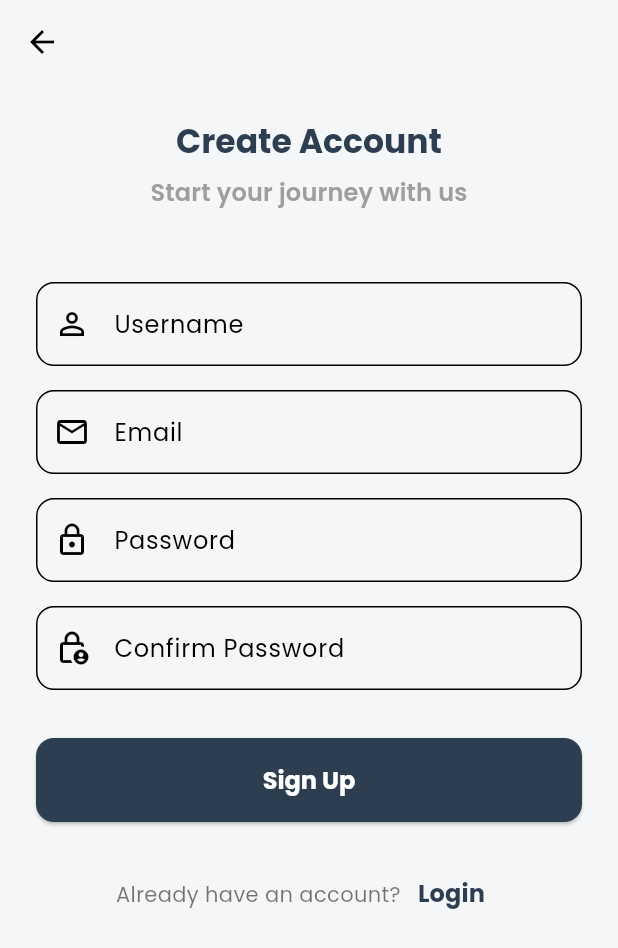
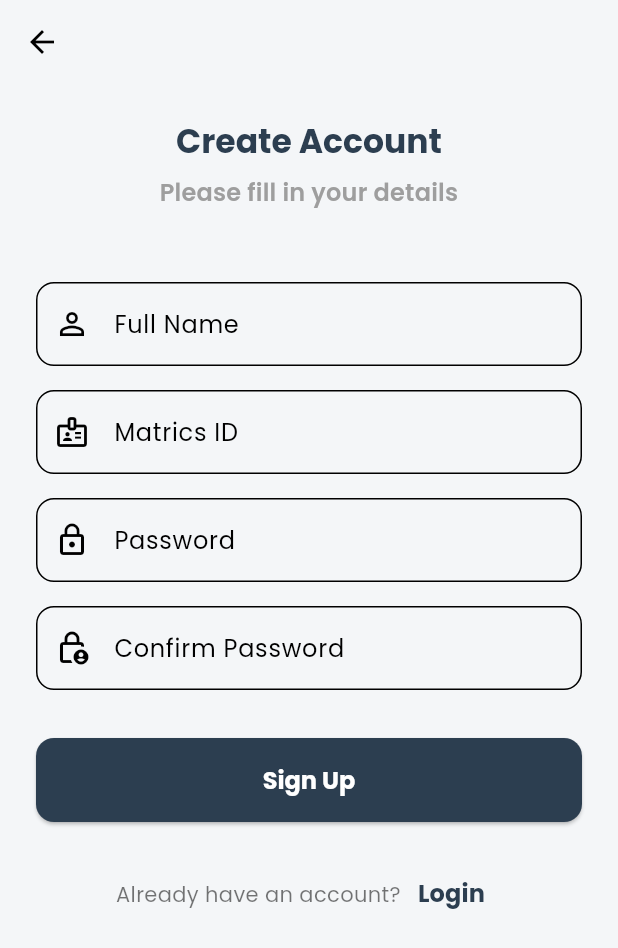
Before and after one commit to ShifyMeow/final_commutrade, a Flutter app: the screen it shows after launch, after a tap on "Sign Up", on a phone screen of 412 x 824 dp. Shown: the top 948 px of the screen. Run offline on Flutter 3.47's test engine with Material 3 defaults, Android fonts, the phone set to English and light mode, and no system bars; our stand-ins replace google_fonts.

Commit message:
Refactor: Update auth screens to use Matrics ID instead of Email

```diff
--- a/lib/screens/auth/login_screen.dart
+++ b/lib/screens/auth/login_screen.dart
@@ -1,5 +1,5 @@
 import 'package:final_commutrade/screens/auth/register_screen.dart';
-import 'package:final_commutrade/screens/main_screen.dart'; // NEW import
+import 'package:final_commutrade/screens/main_screen.dart';
 import 'package:flutter/material.dart';
 
 class LoginScreen extends StatelessWidget {
@@ -27,18 +27,18 @@ class LoginScreen extends StatelessWidget {
                 ),
                 const SizedBox(height: 8),
                 Text(
-                  'Sign in to your account',
+                  'Sign in with your Matrics ID',
                   style: textTheme.titleMedium?.copyWith(color: Colors.grey),
                   textAlign: TextAlign.center,
                 ),
                 const SizedBox(height: 48),
 
-                // --- Email Field ---
+                // --- Matrics ID Field ---
                 TextField(
-                  keyboardType: TextInputType.emailAddress,
+                  keyboardType: TextInputType.text,
                   decoration: InputDecoration(
-                    labelText: 'Email',
-                    prefixIcon: const Icon(Icons.email_outlined),
+                    labelText: 'Matrics ID',
+                    prefixIcon: const Icon(Icons.badge_outlined),
                     border: OutlineInputBorder(
                       borderRadius: BorderRadius.circular(12.0),
                     ),
@@ -68,9 +68,6 @@ class LoginScreen extends StatelessWidget {
                     ),
                   ),
                   onPressed: () {
-                    // *** THE CHANGE IS HERE ***
-                    // Placeholder for login logic
-                    // Navigate to the main app screen, replacing the login screen
                     Navigator.of(context).pushReplacement(
                       MaterialPageRoute(
                         builder: (context) => const MainScreen(),
@@ -91,7 +88,6 @@ class LoginScreen extends StatelessWidget {
                     const Text("Don't have an account?"),
                     TextButton(
                       onPressed: () {
-                        // Navigate to the RegisterScreen
                         Navigator.of(context).push(
                           MaterialPageRoute(
                             builder: (context) => const RegisterScreen(),
--- a/lib/screens/auth/register_screen.dart
+++ b/lib/screens/auth/register_screen.dart
@@ -10,7 +10,6 @@ class RegisterScreen extends StatelessWidget {
 
     return Scaffold(
       appBar: AppBar(
-        // This AppBar provides an automatic back button to navigate to the Login screen
         backgroundColor: Colors.transparent,
         elevation: 0,
         iconTheme: IconThemeData(color: theme.colorScheme.onBackground),
@@ -18,7 +17,6 @@ class RegisterScreen extends StatelessWidget {
       body: SafeArea(
         child: SingleChildScrollView(
           child: Padding(
-            // Reduced vertical padding to account for the AppBar's height
             padding: const EdgeInsets.symmetric(horizontal: 24.0, vertical: 24.0),
             child: Column(
               mainAxisAlignment: MainAxisAlignment.center,
@@ -32,16 +30,16 @@ class RegisterScreen extends StatelessWidget {
                 ),
                 const SizedBox(height: 8),
                 Text(
-                  'Start your journey with us',
+                  'Please fill in your details',
                   style: textTheme.titleMedium?.copyWith(color: Colors.grey),
                   textAlign: TextAlign.center,
                 ),
                 const SizedBox(height: 48),
 
-                // --- Username Field ---
+                // --- Full Name Field ---
                 TextField(
                   decoration: InputDecoration(
-                    labelText: 'Username',
+                    labelText: 'Full Name',
                     prefixIcon: const Icon(Icons.person_outline),
                     border: OutlineInputBorder(
                       borderRadius: BorderRadius.circular(12.0),
@@ -50,12 +48,13 @@ class RegisterScreen extends StatelessWidget {
                 ),
                 const SizedBox(height: 16),
 
-                // --- Email Field ---
+                // --- Matrics ID Field ---
                 TextField(
-                  keyboardType: TextInputType.emailAddress,
+                  // Using text keyboard type for flexibility (e.g., "AB12345")
+                  keyboardType: TextInputType.text,
                   decoration: InputDecoration(
-                    labelText: 'Email',
-                    prefixIcon: const Icon(Icons.email_outlined),
+                    labelText: 'Matrics ID',
+                    prefixIcon: const Icon(Icons.badge_outlined),
                     border: OutlineInputBorder(
                       borderRadius: BorderRadius.circular(12.0),
                     ),
@@ -114,7 +113,6 @@ class RegisterScreen extends StatelessWidget {
                     const Text("Already have an account?"),
                     TextButton(
                       onPressed: () {
-                        // This takes the user back to the previous screen (Login)
                         Navigator.of(context).pop();
                       },
                       child: const Text(
```
